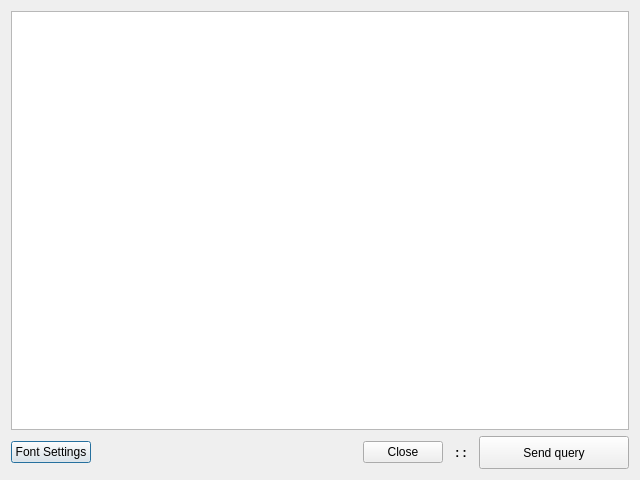
The window that custom_query.ui (TiReks33/adb-explorer) describes before a commit, drawn with Qt 5.
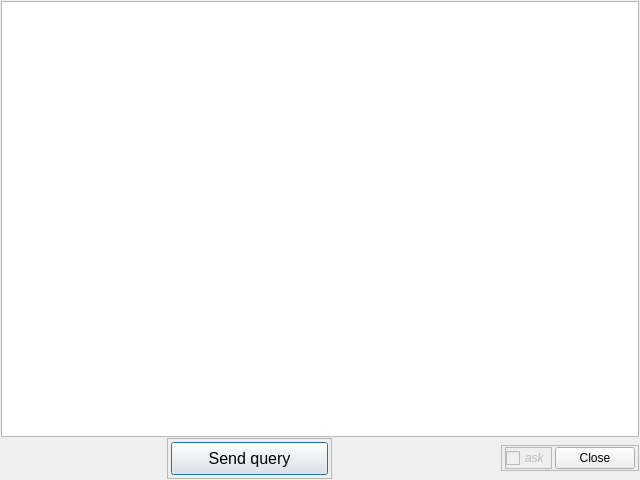
The same window after the commit.

What changed in the file:
```diff
--- a/custom_query.ui
+++ b/custom_query.ui
@@ -17,16 +17,112 @@
    <string notr="true"/>
   </property>
   <layout class="QVBoxLayout" name="verticalLayout">
+   <property name="spacing">
+    <number>1</number>
+   </property>
+   <property name="leftMargin">
+    <number>1</number>
+   </property>
+   <property name="topMargin">
+    <number>1</number>
+   </property>
+   <property name="rightMargin">
+    <number>1</number>
+   </property>
+   <property name="bottomMargin">
+    <number>1</number>
+   </property>
    <item>
     <widget class="QPlainTextEdit" name="plainTextEdit"/>
    </item>
    <item>
-    <layout class="QHBoxLayout" name="horizontalLayout">
+    <layout class="QHBoxLayout" name="buttonsLayout">
+     <property name="spacing">
+      <number>3</number>
+     </property>
      <item>
-      <widget class="QPushButton" name="setFont_Button">
-       <property name="text">
-        <string>Font Settings</string>
+      <spacer name="horizontalSpacer_2">
+       <property name="orientation">
+        <enum>Qt::Horizontal</enum>
        </property>
+       <property name="sizeHint" stdset="0">
+        <size>
+         <width>40</width>
+         <height>20</height>
+        </size>
+       </property>
+      </spacer>
+     </item>
+     <item>
+      <widget class="QFrame" name="okFrame">
+       <property name="sizePolicy">
+        <sizepolicy hsizetype="Expanding" vsizetype="Preferred">
+         <horstretch>0</horstretch>
+         <verstretch>0</verstretch>
+        </sizepolicy>
+       </property>
+       <property name="frameShape">
+        <enum>QFrame::StyledPanel</enum>
+       </property>
+       <property name="frameShadow">
+        <enum>QFrame::Sunken</enum>
+       </property>
+       <layout class="QHBoxLayout" name="horizontalLayout">
+        <property name="spacing">
+         <number>1</number>
+        </property>
+        <property name="leftMargin">
+         <number>3</number>
+        </property>
+        <property name="topMargin">
+         <number>3</number>
+        </property>
+        <property name="rightMargin">
+         <number>3</number>
+        </property>
+        <property name="bottomMargin">
+         <number>3</number>
+        </property>
+        <item>
+         <widget class="QPushButton" name="Ok_button">
+          <property name="sizePolicy">
+           <sizepolicy hsizetype="Expanding" vsizetype="Fixed">
+            <horstretch>0</horstretch>
+            <verstretch>0</verstretch>
+           </sizepolicy>
+          </property>
+          <property name="minimumSize">
+           <size>
+            <width>0</width>
+            <height>33</height>
+           </size>
+          </property>
+          <property name="maximumSize">
+           <size>
+            <width>1500</width>
+            <height>3000</height>
+           </size>
+          </property>
+          <property name="font">
+           <font>
+            <pointsize>12</pointsize>
+           </font>
+          </property>
+          <property name="styleSheet">
+           <string notr="true"/>
+          </property>
+          <property name="text">
+           <string>Send query</string>
+          </property>
+          <property name="default">
+           <bool>false</bool>
+          </property>
+          <property name="flat">
+           <bool>false</bool>
+          </property>
+         </widget>
+        </item>
+       </layout>
       </widget>
      </item>
      <item>
@@ -45,87 +141,122 @@
      <item>
       <layout class="QHBoxLayout" name="horizontalLayout_2">
        <property name="spacing">
-        <number>6</number>
+        <number>0</number>
        </property>
-       <property name="sizeConstraint">
-        <enum>QLayout::SetDefaultConstraint</enum>
+       <property name="leftMargin">
+        <number>0</number>
        </property>
+       <property name="topMargin">
+        <number>0</number>
+       </property>
        <item>
-        <widget class="QPushButton" name="Cancel_button">
-         <property name="maximumSize">
-          <size>
-           <width>89</width>
-           <height>16777215</height>
-          </size>
-         </property>
-         <property name="text">
-          <string>Close</string>
-         </property>
-         <property name="autoDefault">
-          <bool>false</bool>
-         </property>
-         <property name="default">
-          <bool>false</bool>
-         </property>
-         <property name="flat">
-          <bool>false</bool>
-         </property>
-        </widget>
-       </item>
-       <item>
-        <widget class="QLabel" name="label">
+        <widget class="QFrame" name="buttonBoxFrame">
          <property name="sizePolicy">
-          <sizepolicy hsizetype="Minimum" vsizetype="Minimum">
+          <sizepolicy hsizetype="Fixed" vsizetype="Fixed">
            <horstretch>0</horstretch>
            <verstretch>0</verstretch>
           </sizepolicy>
          </property>
-         <property name="maximumSize">
-          <size>
-           <width>71</width>
-           <height>16777215</height>
-          </size>
+         <property name="frameShape">
+          <enum>QFrame::StyledPanel</enum>
          </property>
-         <property name="font">
-          <font>
-           <weight>75</weight>
-           <bold>true</bold>
-          </font>
+         <property name="frameShadow">
+          <enum>QFrame::Raised</enum>
          </property>
-         <property name="text">
-          <string>: :</string>
-         </property>
-         <property name="alignment">
-          <set>Qt::AlignCenter</set>
-         </property>
-        </widget>
-       </item>
-       <item>
-        <widget class="QPushButton" name="Ok_button">
-         <property name="sizePolicy">
-          <sizepolicy hsizetype="Expanding" vsizetype="Maximum">
-           <horstretch>0</horstretch>
-           <verstretch>0</verstretch>
-          </sizepolicy>
-         </property>
-         <property name="minimumSize">
-          <size>
-           <width>0</width>
-           <height>33</height>
-          </size>
-         </property>
-         <property name="maximumSize">
-          <size>
-           <width>150</width>
-           <height>300</height>
-          </size>
-         </property>
-         <property name="text">
-          <string>Send query</string>
-         </property>
-         <property name="default">
-          <bool>false</bool>
-         </property>
+         <layout class="QHBoxLayout" name="buttonBoxLayout">
+          <property name="spacing">
+           <number>3</number>
+          </property>
+          <property name="sizeConstraint">
+           <enum>QLayout::SetDefaultConstraint</enum>
+          </property>
+          <property name="leftMargin">
+           <number>3</number>
+          </property>
+          <property name="topMargin">
+           <number>1</number>
+          </property>
+          <property name="rightMargin">
+           <number>3</number>
+          </property>
+          <property name="bottomMargin">
+           <number>1</number>
+          </property>
+          <item>
+           <widget class="QFrame" name="closeMsgFrame">
+            <property name="sizePolicy">
+             <sizepolicy hsizetype="Fixed" vsizetype="Fixed">
+              <horstretch>0</horstretch>
+              <verstretch>0</verstretch>
+             </sizepolicy>
+            </property>
+            <property name="frameShape">
+             <enum>QFrame::StyledPanel</enum>
+            </property>
+            <property name="frameShadow">
+             <enum>QFrame::Sunken</enum>
+            </property>
+            <layout class="QVBoxLayout" name="closeMsgLayout">
+             <property name="spacing">
+              <number>0</number>
+             </property>
+             <property name="leftMargin">
+              <number>0</number>
+             </property>
+             <property name="topMargin">
+              <number>0</number>
+             </property>
+             <property name="rightMargin">
+              <number>0</number>
+             </property>
+             <property name="bottomMargin">
+              <number>0</number>
+             </property>
+             <item>
+              <widget class="QCheckBox" name="closeCheckBox">
+               <property name="enabled">
+                <bool>false</bool>
+               </property>
+               <property name="font">
+                <font>
+                 <italic>true</italic>
+                 <underline>false</underline>
+                </font>
+               </property>
+               <property name="text">
+                <string>ask</string>
+               </property>
+               <property name="checked">
+                <bool>false</bool>
+               </property>
+              </widget>
+             </item>
+            </layout>
+           </widget>
+          </item>
+          <item>
+           <widget class="QPushButton" name="Cancel_button">
+            <property name="maximumSize">
+             <size>
+              <width>89</width>
+              <height>16777215</height>
+             </size>
+            </property>
+            <property name="text">
+             <string>Close</string>
+            </property>
+            <property name="autoDefault">
+             <bool>false</bool>
+            </property>
+            <property name="default">
+             <bool>false</bool>
+            </property>
+            <property name="flat">
+             <bool>false</bool>
+            </property>
+           </widget>
+          </item>
+         </layout>
         </widget>
        </item>
       </layout>
```
